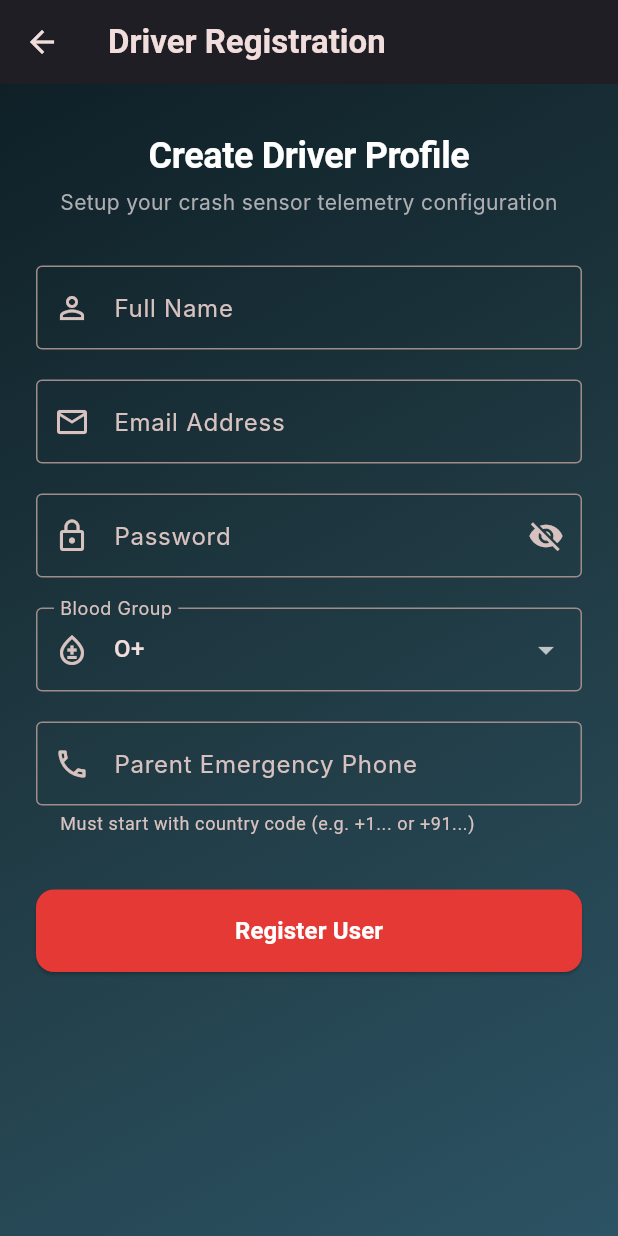
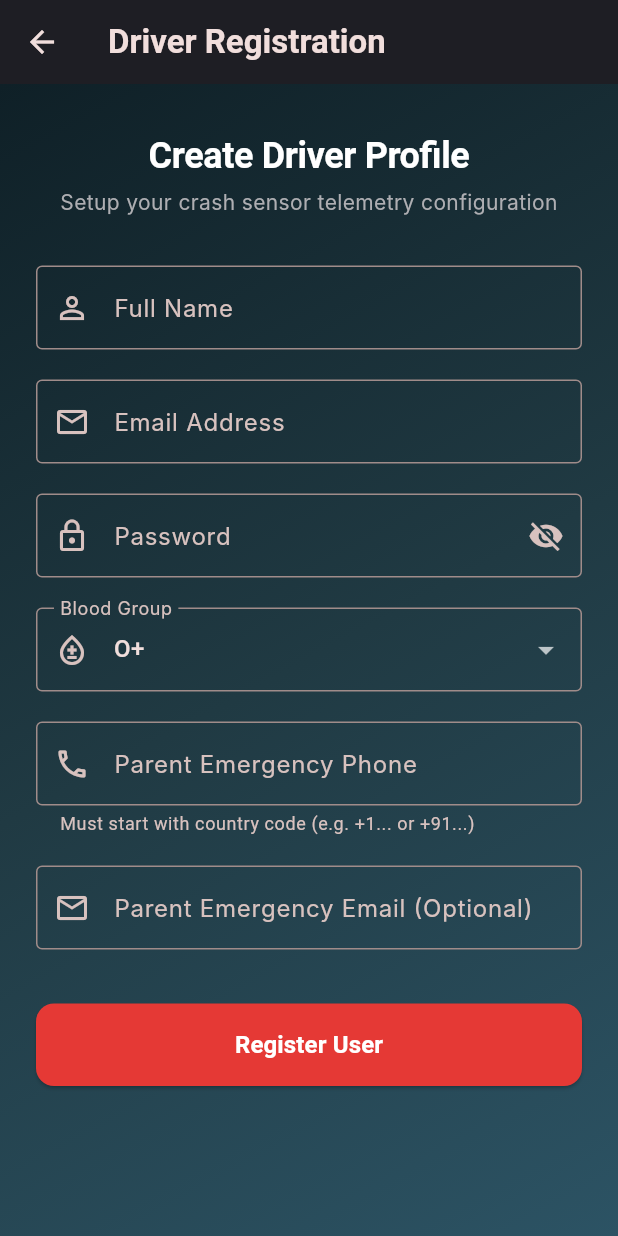
Before and after one commit to Prakyath1234/Accident-Guard, a Flutter app: the ControlPanel screen opened directly, after a tap on the "logout" icon, after a tap on "Create Profile", on a phone screen of 412 x 824 dp. Run offline on Flutter 3.47's test engine with Material 3 defaults, Android fonts, the phone set to English and light mode, and no system bars; our stand-ins replace cloud_firestore, firebase_auth, firebase_core, geolocator, sensors_plus, shared_preferences; missing offline and left inert: dart:js, flutter_ringtone_player, twilio_flutter; accounts and stored records are empty; Roboto replaces fonts that are missing (Inter, Outfit).

Commit message:
Add background Email dispatch fallbacks (via Google Apps Script URL configuration)

```diff
--- a/lib/screens/control_panel.dart
+++ b/lib/screens/control_panel.dart
@@ -18,8 +18,10 @@ class _ControlPanelState extends State<ControlPanel> {
   final _sidController = TextEditingController();
   final _tokenController = TextEditingController();
   final _phoneController = TextEditingController();
+  final _emailUrlController = TextEditingController();
 
   bool _isTwilioConfigured = false;
+  bool _isEmailConfigured = false;
 
   Map<String, dynamic> get _driverProfile => _dbService.activeSessionUser ?? {
     'fullName': 'John Doe (Demo)',
@@ -31,6 +33,8 @@ class _ControlPanelState extends State<ControlPanel> {
   @override
   void initState() {
     super.initState();
+    _emailUrlController.text = _dbService.getEmailDispatcherUrl() ?? '';
+    _isEmailConfigured = _emailUrlController.text.trim().isNotEmpty;
     _updateTwilioConfig();
   }
 
@@ -39,6 +43,7 @@ class _ControlPanelState extends State<ControlPanel> {
     _sidController.dispose();
     _tokenController.dispose();
     _phoneController.dispose();
+    _emailUrlController.dispose();
     super.dispose();
   }
 
@@ -53,6 +58,16 @@ class _ControlPanelState extends State<ControlPanel> {
           _tokenController.text.trim().isNotEmpty &&
           _phoneController.text.trim().isNotEmpty;
     });
+  }
+
+  void _updateEmailConfig() {
+    _dbService.saveEmailDispatcherUrl(_emailUrlController.text.trim());
+    setState(() {
+      _isEmailConfigured = _emailUrlController.text.trim().isNotEmpty;
+    });
+    ScaffoldMessenger.of(context).showSnackBar(
+      const SnackBar(content: Text("Email Webhook URL applied!")),
+    );
   }
 
   void _logout() {
@@ -141,14 +156,21 @@ class _ControlPanelState extends State<ControlPanel> {
                               ],
                             ),
                             Column(
-                              crossAxisAlignment: CrossAxisAlignment.start,
+                              crossAxisAlignment: CrossAxisAlignment.end,
                               children: [
-                                const Text("Emergency Parent Phone", style: TextStyle(color: Colors.white54, fontSize: 12)),
+                                const Text("Emergency Parent Info", style: TextStyle(color: Colors.white54, fontSize: 12)),
                                 const SizedBox(height: 4),
                                 Text(
                                   _driverProfile['parentPhone'] ?? '+15005550006',
                                   style: const TextStyle(fontWeight: FontWeight.bold, fontSize: 16),
                                 ),
+                                if (_driverProfile['parentEmail'] != null && _driverProfile['parentEmail'].toString().isNotEmpty) ...[
+                                  const SizedBox(height: 2),
+                                  Text(
+                                    _driverProfile['parentEmail'],
+                                    style: const TextStyle(color: Colors.white70, fontSize: 12),
+                                  ),
+                                ],
                               ],
                             ),
                           ],
@@ -249,6 +271,65 @@ class _ControlPanelState extends State<ControlPanel> {
                     ),
                   ),
                 ),
+                const SizedBox(height: 24),
+
+                // Email config section
+                Card(
+                  color: Colors.black.withOpacity(0.4),
+                  shape: RoundedRectangleBorder(
+                    borderRadius: BorderRadius.circular(16),
+                    side: const BorderSide(color: Colors.white10),
+                  ),
+                  child: Padding(
+                    padding: const EdgeInsets.all(20.0),
+                    child: Column(
+                      crossAxisAlignment: CrossAxisAlignment.stretch,
+                      children: [
+                        Row(
+                          children: [
+                            Icon(
+                              _isEmailConfigured ? Icons.mark_email_read : Icons.mail_outline,
+                              color: _isEmailConfigured ? Colors.greenAccent : Colors.orangeAccent,
+                            ),
+                            const SizedBox(width: 12),
+                            Text(
+                              "Email Dispatcher Config",
+                              style: theme.textTheme.titleLarge?.copyWith(fontSize: 18),
+                            ),
+                          ],
+                        ),
+                        const SizedBox(height: 8),
+                        Text(
+                          _isEmailConfigured
+                              ? "Gmail Fallback Alerts Active"
+                              : "Running in Email Simulator mode (Logs instead). Enter a Google Apps Webhook URL to dispatch real emails.",
+                          style: theme.textTheme.bodyMedium?.copyWith(
+                            color: _isEmailConfigured ? Colors.greenAccent.withOpacity(0.8) : Colors.white60,
+                          ),
+                        ),
+                        const SizedBox(height: 16),
+                        TextField(
+                          controller: _emailUrlController,
+                          decoration: const InputDecoration(
+                            labelText: "Google Apps Script URL",
+                            helperText: "Paste your published Apps Script Web App URL",
+                            border: OutlineInputBorder(),
+                            isDense: true,
+                          ),
+                        ),
+                        const SizedBox(height: 16),
+                        ElevatedButton(
+                          onPressed: _updateEmailConfig,
+                          style: ElevatedButton.styleFrom(
+                            backgroundColor: Colors.white10,
+                            foregroundColor: Colors.white,
+                          ),
+                          child: const Text("Save & Apply Config"),
+                        ),
+                      ],
+                    ),
+                  ),
+                ),
                 const SizedBox(height: 40),
               ],
             ),
--- a/lib/screens/user_registration.dart
+++ b/lib/screens/user_registration.dart
@@ -14,6 +14,7 @@ class _UserRegistrationState extends State<UserRegistration> {
   final _emailController = TextEditingController();
   final _passwordController = TextEditingController();
   final _parentPhoneController = TextEditingController();
+  final _parentEmailController = TextEditingController();
 
   final DatabaseService _dbService = DatabaseService();
 
@@ -28,6 +29,16 @@ class _UserRegistrationState extends State<UserRegistration> {
   // Password regex: at least 1 uppercase letter, 1 number, 1 special character, and min 8 characters
   final RegExp _passwordRegex = RegExp(r'^(?=.*[A-Z])(?=.*\d)(?=.*[!@#\$%^&*(),.?":{}|<>]).{8,}$');
 
+  @override
+  void dispose() {
+    _nameController.dispose();
+    _emailController.dispose();
+    _passwordController.dispose();
+    _parentPhoneController.dispose();
+    _parentEmailController.dispose();
+    super.dispose();
+  }
+
   void _submitForm() async {
     if (!_formKey.currentState!.validate()) return;
 
@@ -37,6 +48,7 @@ class _UserRegistrationState extends State<UserRegistration> {
     final String email = _emailController.text.trim();
     final String password = _passwordController.text.trim();
     final String phone = _parentPhoneController.text.trim();
+    final String parentEmail = _parentEmailController.text.trim();
 
     try {
       // 1. Create authentication credential (attempts Firebase signup, falls back gracefully)
@@ -61,6 +73,7 @@ class _UserRegistrationState extends State<UserRegistration> {
         name: name,
         bloodGroup: _selectedBloodGroup,
         parentPhone: phone,
+        parentEmail: parentEmail.isNotEmpty ? parentEmail : null,
       );
 
       if (mounted) {
@@ -221,6 +234,24 @@ class _UserRegistrationState extends State<UserRegistration> {
                       border: OutlineInputBorder(),
                     ),
                   ),
+                  const SizedBox(height: 20),
+
+                  // Parent Emergency Email
+                  TextFormField(
+                    controller: _parentEmailController,
+                    keyboardType: TextInputType.emailAddress,
+                    validator: (val) {
+                      if (val != null && val.trim().isNotEmpty) {
+                        if (!val.contains('@') || !val.contains('.')) return "Please enter a valid email";
+                      }
+                      return null;
+                    },
+                    decoration: const InputDecoration(
+                      labelText: "Parent Emergency Email (Optional)",
+                      prefixIcon: Icon(Icons.email_outlined),
+                      border: OutlineInputBorder(),
+                    ),
+                  ),
                   const SizedBox(height: 36),
 
                   // Register Button
--- a/lib/services/database_service.dart
+++ b/lib/services/database_service.dart
@@ -186,6 +186,7 @@ class DatabaseService {
     required String name,
     required String bloodGroup,
     required String parentPhone,
+    String? parentEmail,
   }) async {
     final userData = {
       'uid': uid,
@@ -193,6 +194,7 @@ class DatabaseService {
       'fullName': name,
       'bloodGroup': bloodGroup,
       'parentPhone': parentPhone,
+      'parentEmail': parentEmail ?? email,
       'role': 'driver',
     };
 
@@ -484,4 +486,14 @@ class DatabaseService {
     }
     return null;
   }
+
+  String? getEmailDispatcherUrl() {
+    return _prefs?.getString('email_dispatcher_url') ?? '';
+  }
+
+  Future<void> saveEmailDispatcherUrl(String url) async {
+    if (_prefs != null) {
+      await _prefs!.setString('email_dispatcher_url', url);
+    }
+  }
 }
--- a/pubspec.yaml
+++ b/pubspec.yaml
@@ -42,6 +42,7 @@ dependencies:
   twilio_flutter: ^0.9.0
   flutter_ringtone_player: ^4.0.0+4
   shared_preferences: ^2.3.2
+  http: ^1.2.1
 
 dev_dependencies:
   flutter_test:
```
Also changed, not shown: lib/services/alert_service.dart (+76 -3 lines), pubspec.lock.
